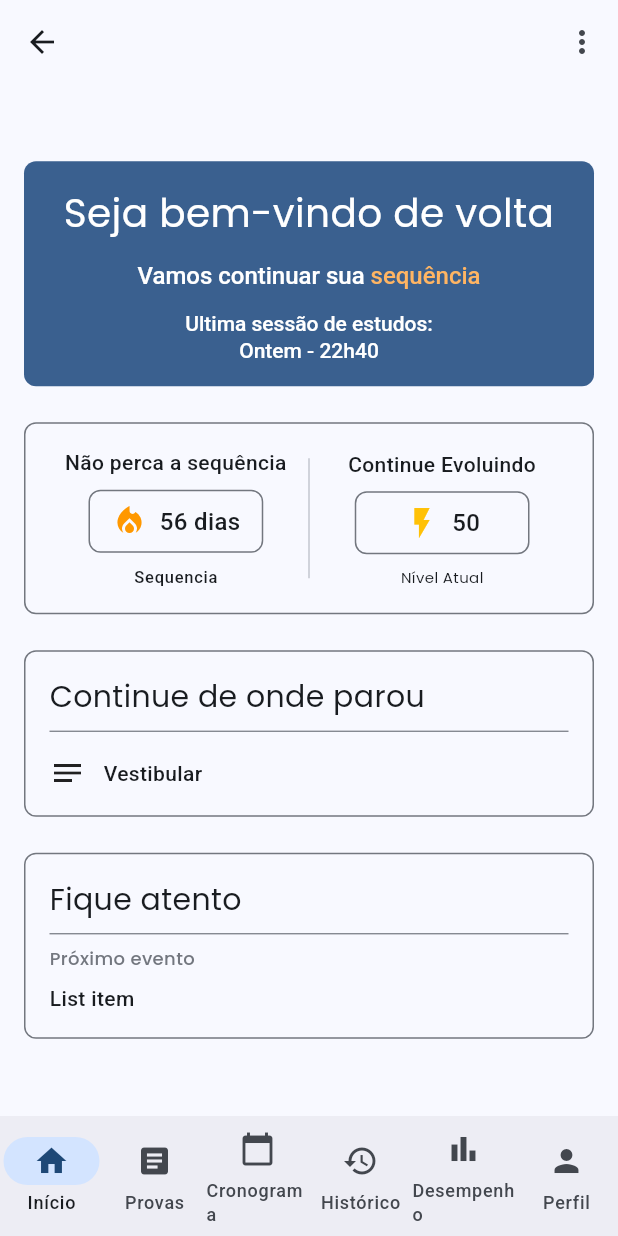
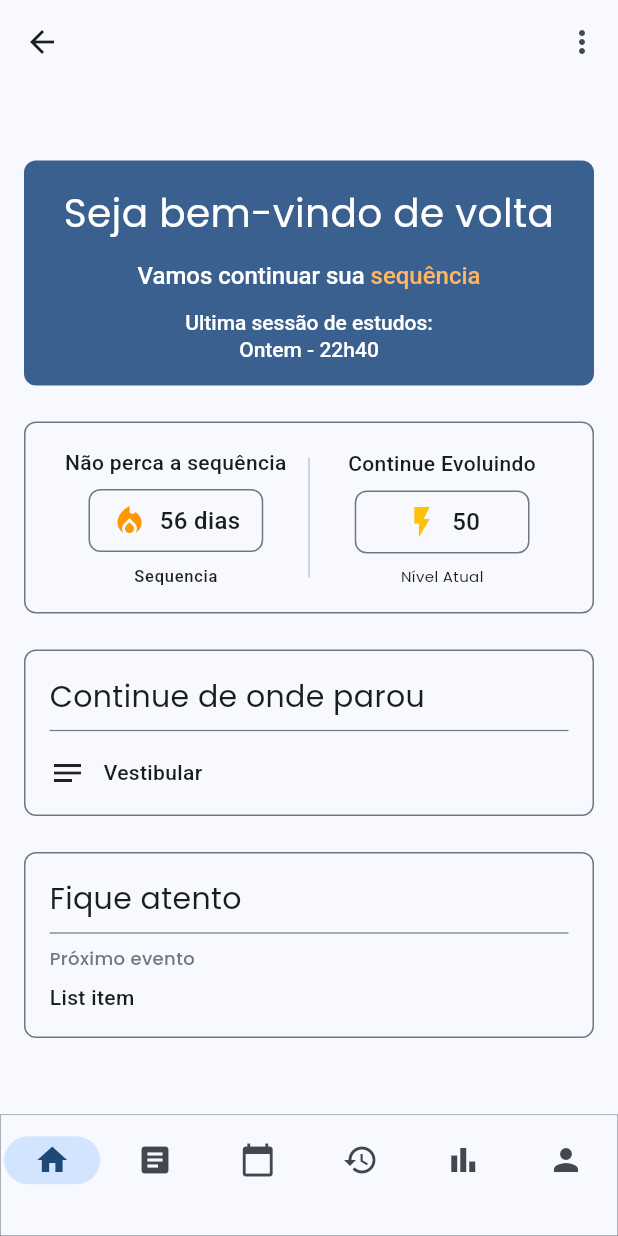
Before and after one commit to edgargavioli/pi5-app-estudo, a Flutter app: the ScaffoldWidget screen opened by its route, on a phone screen of 412 x 824 dp. Run offline on Flutter 3.47's test engine with Material 3 defaults, Android fonts, the phone set to English and light mode, and no system bars; our stand-ins replace fl_chart, google_fonts, syncfusion_flutter_gauges, table_calendar.

Commit message:
feat: adiciona e corrige problemas

```diff
--- a/pi5_ms_mobile/lib/src/components/navigation_widget.dart
+++ b/pi5_ms_mobile/lib/src/components/navigation_widget.dart
@@ -20,7 +20,15 @@ class _BottonNavBarWidgetState extends State<BottonNavBarWidget> {
     return ValueListenableBuilder<int>(
       valueListenable: widget.currentIndex,
       builder: (context, currentIndex, _) {
-        return NavigationBar(
+        return Container(
+          decoration: BoxDecoration(
+            border: Border.all(
+              color: Theme.of(context).colorScheme.outline,
+              width: 0.5,
+            ),
+          ),
+          child: NavigationBar(
+            backgroundColor: Theme.of(context).colorScheme.surface,
             selectedIndex: currentIndex,
             onDestinationSelected: (index) {
               widget.currentIndex.value = index;
@@ -31,22 +39,17 @@ class _BottonNavBarWidgetState extends State<BottonNavBarWidget> {
               );
             },
             destinations: const [
-            NavigationDestination(icon: Icon(Icons.home), label: 'Início'),
-            NavigationDestination(icon: Icon(Icons.article), label: 'Provas'),
+              NavigationDestination(icon: Icon(Icons.home), label: ''),
+              NavigationDestination(icon: Icon(Icons.article), label: ''),
               NavigationDestination(
                 icon: Icon(Icons.calendar_today),
-              label: 'Cronograma',
+                label: '',
               ),
-            NavigationDestination(
-              icon: Icon(Icons.history),
-              label: 'Histórico',
+              NavigationDestination(icon: Icon(Icons.history), label: ''),
+              NavigationDestination(icon: Icon(Icons.bar_chart), label: ''),
+              NavigationDestination(icon: Icon(Icons.person), label: ''),
+            ],
           ),
-            NavigationDestination(
-              icon: Icon(Icons.bar_chart),
-              label: 'Desempenho',
-            ),
-            NavigationDestination(icon: Icon(Icons.person), label: 'Perfil'),
-          ],
         );
       },
     );
```
Lines whose indentation alone changed are shown as unchanged.
